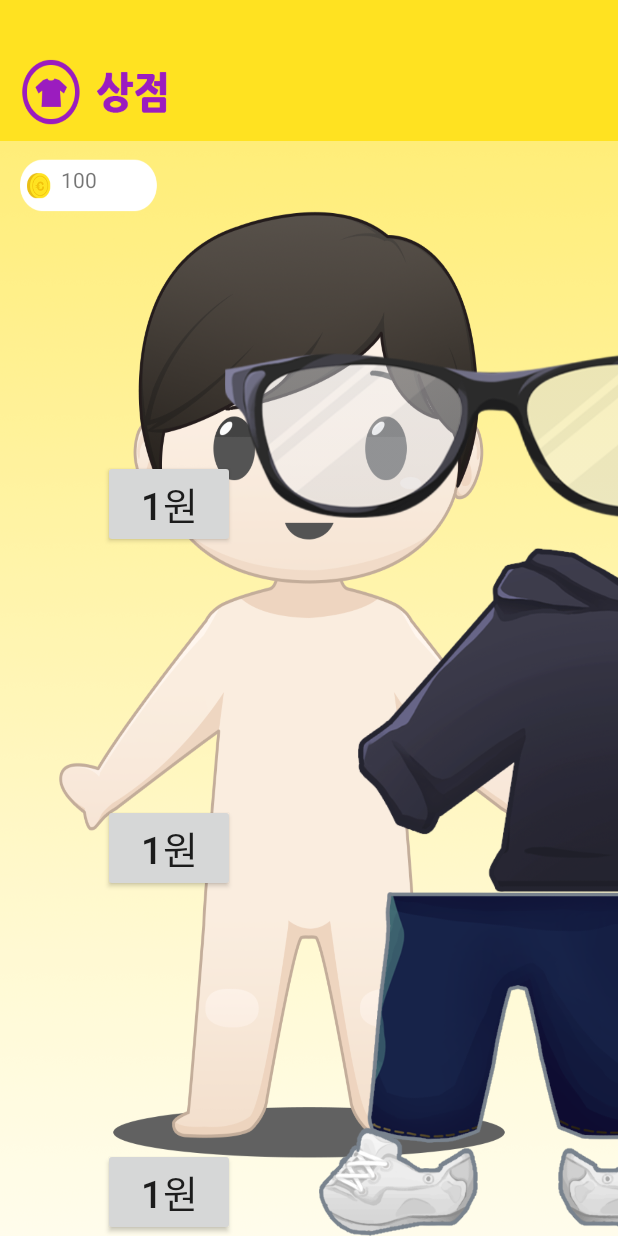
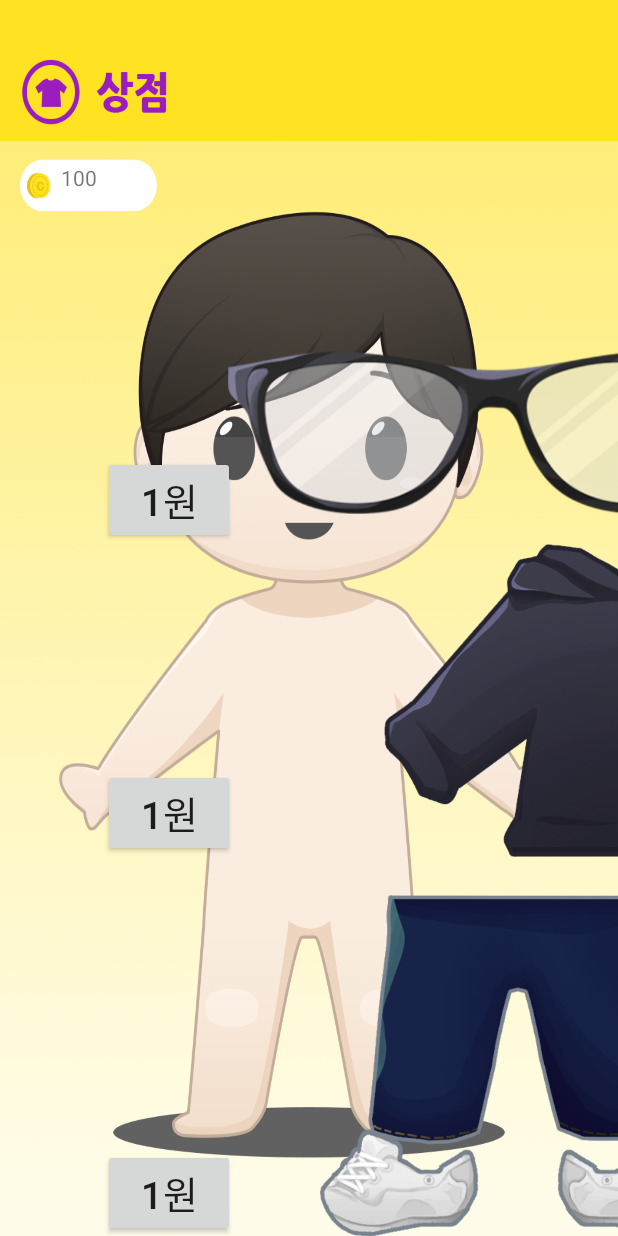
Before and after one commit to tom4712/Fitbitandroidgame, an Android app: the ShopActivity screen opened directly, with no data from a screen before it, on a phone screen of 412 x 824 dp. Run offline under Robolectric (Android 15) with nearby library versions, the phone set to English and light mode, and no system bars.

Commit message:
앙기모리

```diff
--- a/app/src/main/java/kr/hs/sdh/fitbit/fitbitandroidgame/ShopActivity.java
+++ b/app/src/main/java/kr/hs/sdh/fitbit/fitbitandroidgame/ShopActivity.java
@@ -95,7 +95,6 @@ public class ShopActivity extends AppCompatActivity {
         }
 
 
-        Log.d("DB", "아시발 좀 길게 나와라" + list.get(1));
         try {
             if (Integer.parseInt(list.get(1)) == 0) {
                 db.updateGarments("1000000000000000");
@@ -113,8 +112,6 @@ public class ShopActivity extends AppCompatActivity {
 
         list.clear();
         Cursul();
-        Log.d("DB", "아시발 좀 길게 나와라   " + list.get(0));
-        Log.d("DB", "아시발 좀 길게 나asd와라   " + list.get(1));
         Cehcksetwaer();
         setCoinTxv();
 
--- a/app/src/main/res/layout/activity_shop.xml
+++ b/app/src/main/res/layout/activity_shop.xml
@@ -258,8 +258,9 @@
         //---------------------------------------------------------
 
         <LinearLayout
+            android:layout_marginBottom="25dp"
             android:background="#00ffffff"
-            android:layout_weight="1"
+            android:layout_weight="0.99"
             android:layout_width="match_parent"
             android:layout_height="match_parent">
 
@@ -287,7 +288,8 @@
                             android:layout_height="match_parent">
 
                             <ImageView
-                                android:src="@drawable/test"
+
+                                android:src="@drawable/ms"
                                 android:layout_width="match_parent"
                                 android:layout_height="match_parent"
                                 android:id="@+id/im4"
```
